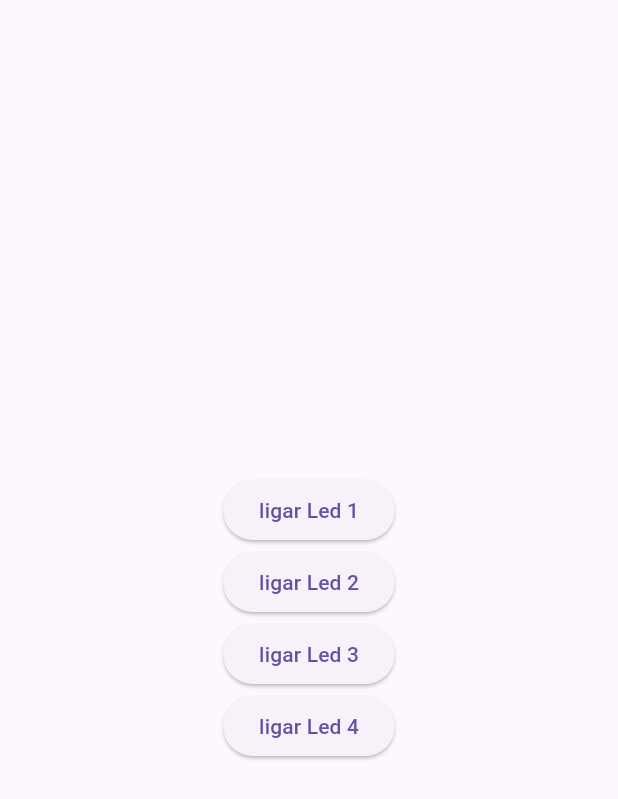
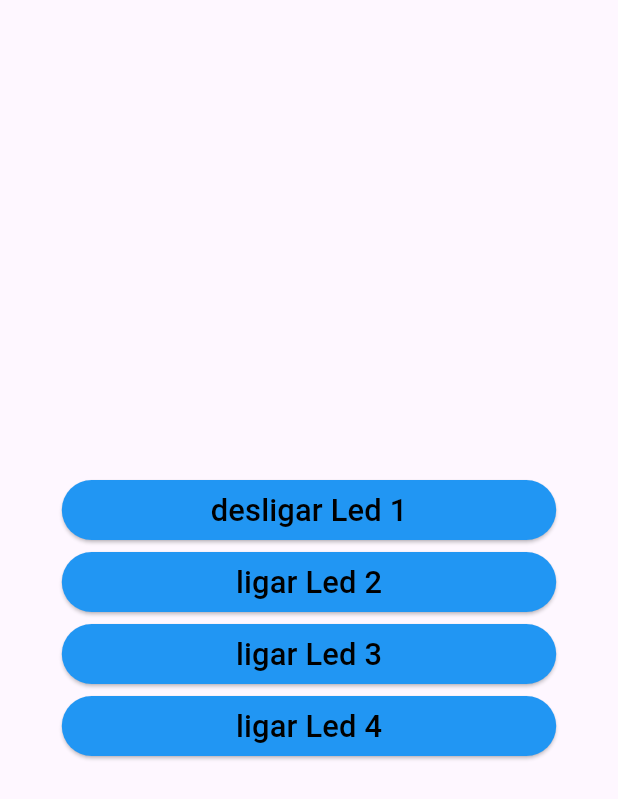
Before and after one commit to lucasbennertz/controlador_esp, a Flutter app: the screen it shows after launch, after a tap on an icon or button, on a phone screen of 412 x 824 dp. Shown: the top 799 px of the screen. Run offline on Flutter 3.47's test engine with Material 3 defaults, Android fonts, the light colour scheme and no system bars; our stand-ins replace flutter_dotenv.

Commit message:
deixando mais bonito

```diff
--- a/lib/main.dart
+++ b/lib/main.dart
@@ -2,7 +2,7 @@ import 'package:controle_esp/widgets/screens/main_screen.dart';
 import 'package:flutter/material.dart';
 import 'package:flutter_dotenv/flutter_dotenv.dart';
 
-void main() async{
-  await dotenv.load(fileName: ".env");
+Future<void> main() async{
+  await dotenv.load();
   runApp(const MainScreen());
 }
--- a/lib/widgets/buttons/botao_led.dart
+++ b/lib/widgets/buttons/botao_led.dart
@@ -5,35 +5,49 @@ import 'package:flutter/material.dart';
 class BotaoLed extends StatefulWidget {
   BotaoLed({super.key, required this.numeroLed});
   final int numeroLed;
-  bool ledLigado = false;
   @override
   State<BotaoLed> createState() => _BotaoLedState();
 }
 
 class _BotaoLedState extends State<BotaoLed> {
+  bool ledLigado = false;
+
+  _ligarLed(int numeroLed){
+    HttpRequest http = HttpRequest();
+    http.ligarLed(numeroLed);
+  }
+  _desligarLed(int numeroLed){
+    HttpRequest http = HttpRequest();
+    http.desligarLed(numeroLed);
+  }
 
   @override
   Widget build(BuildContext context) {
     return Container(
+      width: MediaQuery.of(context).size.width * 0.8,
       child: ElevatedButton(
+          style: ButtonStyle(
+            backgroundColor: WidgetStateProperty.all(Colors.blue),
+          ),
           onPressed: (){
-            if(widget.ledLigado){
+            if(ledLigado){
               _desligarLed(widget.numeroLed);
-              widget.ledLigado =false;
             }else{
               _ligarLed(widget.numeroLed);
-              widget.ledLigado = true;
             }
+            setState(() {
+              ledLigado = !ledLigado;
+            });
           },
-          child: Text(widget.ledLigado ? "desligar Led ${widget.numeroLed}" : "ligar Led ${widget.numeroLed}")),
+          child: Text(
+              ledLigado ?
+          "desligar Led ${widget.numeroLed}" :
+              "ligar Led ${widget.numeroLed}",
+          style: TextStyle(
+            color: Colors.black,
+            fontSize: MediaQuery.of(context).size.width * 0.05
+          ),
+          )),
     );
   }
 }
-_ligarLed(int numeroLed){
-  HttpRequest http = HttpRequest();
-  http.ligarLed(numeroLed);
-}
-_desligarLed(int numeroLed){
-  HttpRequest http = HttpRequest();
-  http.desligarLed(numeroLed);
-}
--- a/pubspec.yaml
+++ b/pubspec.yaml
@@ -19,6 +19,5 @@ dev_dependencies:
 
 flutter:
   uses-material-design: true
-
-assets:
-  - .env
+  assets:
+    - .env
```
